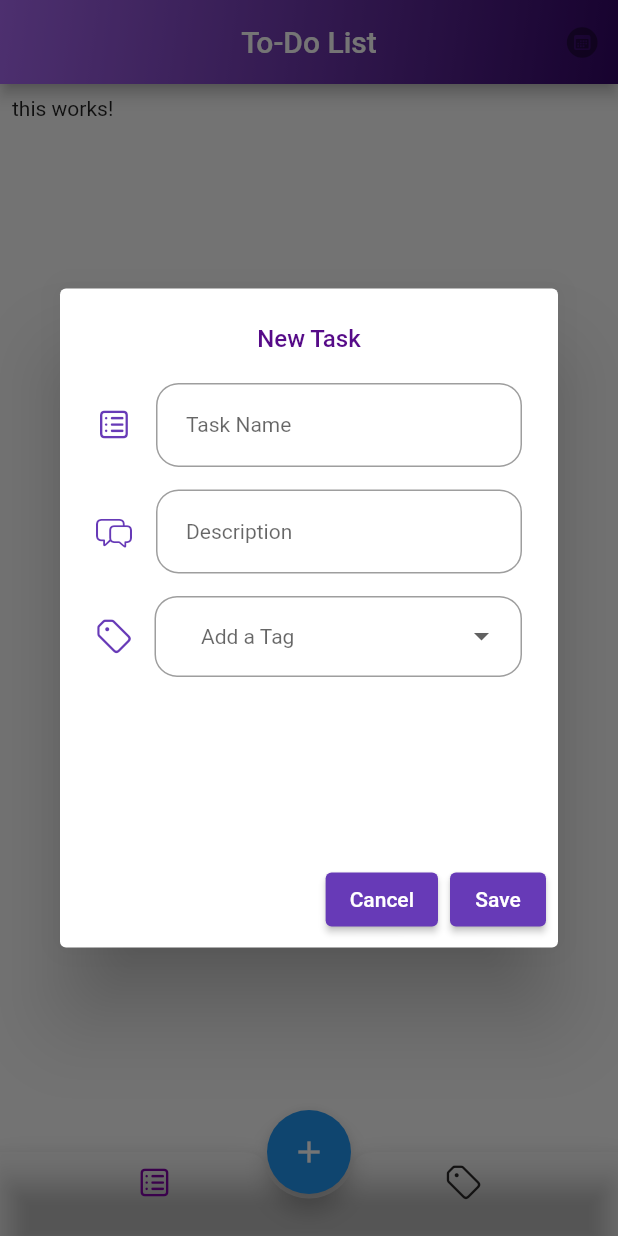
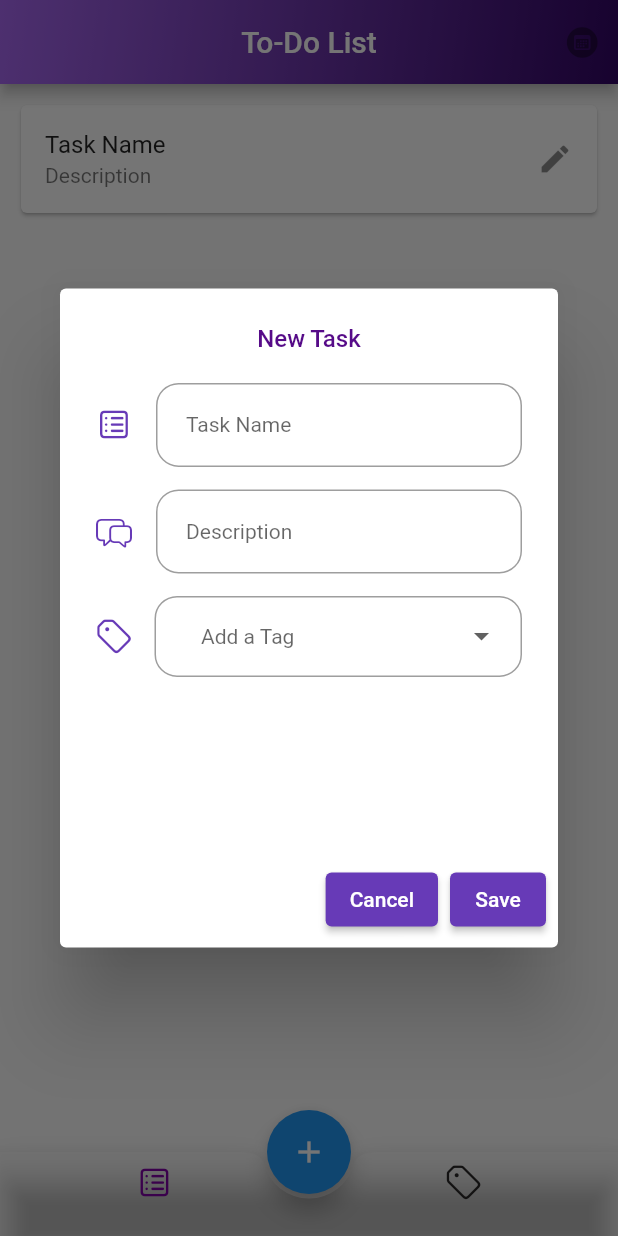
Before and after one commit to akashdevav/To-Do-List-App-in-flutter, a Flutter app: the screen it shows after launch, after a tap on the "add" icon, on a phone screen of 412 x 824 dp. Run offline on Flutter 3.47's test engine with Material 2 defaults, Android fonts, the phone set to English and light mode, and no system bars; our stand-ins replace cloud_firestore, dropdown_button2, firebase_core, loading_animation_widget; accounts and stored records are empty.

Commit message:
updated task description page

```diff
--- a/todo_app/lib/bottom_appbar.dart
+++ b/todo_app/lib/bottom_appbar.dart
@@ -48,7 +48,7 @@ class _homePageState extends State<homePage> {
         controller: pageController,
         children: [
           Center(
-            child: taskDescription(),
+            child: TaskDescription(),
           ),
           Center(
             child: taskTag(),
@@ -99,7 +99,7 @@ class _homePageState extends State<homePage> {
 
 
 class taskTag extends StatelessWidget {
-  taskTag({super.key});
+  const taskTag({super.key});
 
   @override
   Widget build(BuildContext context) {
--- a/todo_app/lib/task_desc.dart
+++ b/todo_app/lib/task_desc.dart
@@ -1,27 +1,32 @@
 import 'package:flutter/material.dart';
-import 'package:cloud_firestore/cloud_firestore.dart';
+import 'package:todo_app/dialog_box.dart';
+import 'package:todo_app/new_task.dart';
 
-class taskDescription extends StatefulWidget {
-  taskDescription({super.key});
+class TaskDescription extends StatefulWidget {
+  const TaskDescription({super.key});
 
   @override
-  State<taskDescription> createState() {
-    return _taskDescriptionState();
+  State<TaskDescription> createState() {
+    return _TaskDescriptionState();
   }
 }
 
-class _taskDescriptionState extends State<taskDescription> {
+class _TaskDescriptionState extends State<TaskDescription> {
   //final fireStore = FirebaseFirestore.instance;
 
   @override
   Widget build(BuildContext context) {
     return Container(
+      padding: const EdgeInsets.all(10.0),
       child: ListView.builder(
         itemCount: 1,
-        itemBuilder: (context, index) => Container(
-          padding: const EdgeInsets.all(8),
-          child: const Text('this works!'),
-        ),
+        itemBuilder: (context, index) =>const Card(
+          child: ListTile(
+            title: Text('Task Name'),
+            subtitle: Text('Description'),
+            trailing: Icon(Icons.edit)
+            )
+          ),
         ),
     );
 
```
Also changed, not shown: todo_app/lib/dialog_box.dart (+8 -6 lines), todo_app/lib/new_task.dart (deleted, +0 -19 lines).
